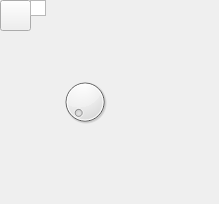
The window that src/menu_extra/colorpickerswatch.ui (nagilson/pdf-marker) describes before a commit, drawn with Qt 5.
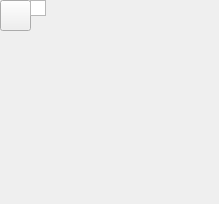
The same window after the commit.

Patch:
```diff
--- a/src/menu_extra/colorpickerswatch.ui
+++ b/src/menu_extra/colorpickerswatch.ui
@@ -42,16 +42,6 @@
     </rect>
    </property>
   </widget>
-  <widget class="QDial" name="dial">
-   <property name="geometry">
-    <rect>
-     <x>60</x>
-     <y>70</y>
-     <width>50</width>
-     <height>64</height>
-    </rect>
-   </property>
-  </widget>
  </widget>
  <resources/>
  <connections/>
```
